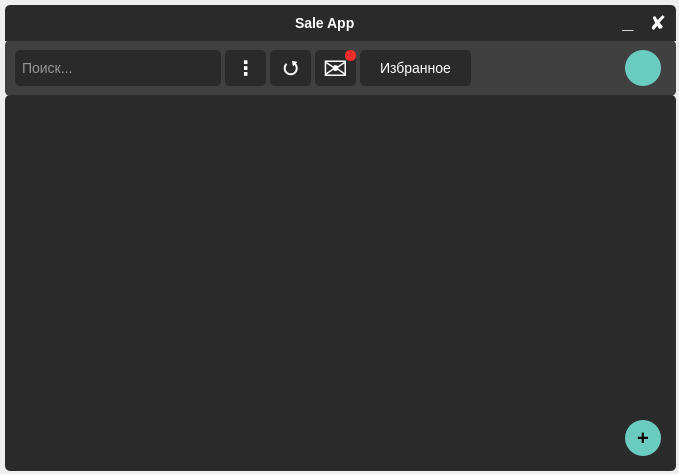
b0shka/selling_apps, file autorization_mainwindow/autorization_mainwindow.ui: the form before one commit.
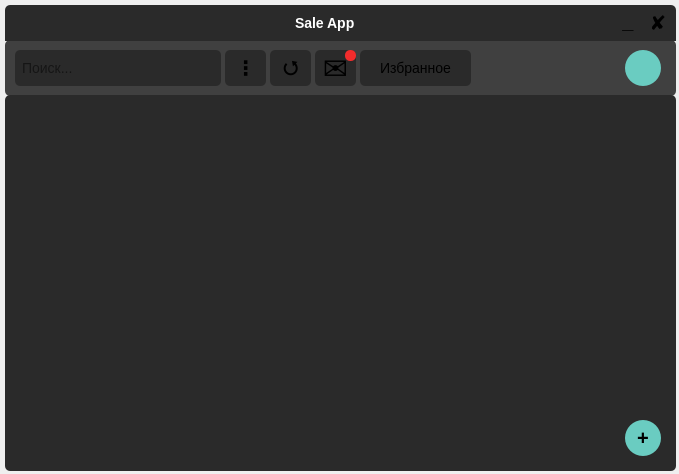
The form after the commit.

The edit to the form file:
```diff
--- a/autorization_mainwindow/autorization_mainwindow.ui
+++ b/autorization_mainwindow/autorization_mainwindow.ui
@@ -92,8 +92,6 @@
      </property>
      <property name="styleSheet">
       <string notr="true">padding:2px 5px;
-height: 28px;
-color: white;
 background-color: #2a2a2a;
 border-radius: 5px;
 border: none;
@@ -117,10 +115,7 @@
      </property>
      <property name="styleSheet">
       <string notr="true">QPushButton {
-	padding: 2px;
 	font-size: 14px;
-	height: 28px;
-	color: white;
 	background-color: #2a2a2a;
 	border-radius: 5px;
 }
@@ -211,10 +206,7 @@
      </property>
      <property name="styleSheet">
       <string notr="true">QPushButton {
-	padding: 2px;
 	font-size: 20px;
-	height: 28px;
-	color: white;
 	background-color: #2a2a2a;
 	border-radius: 5px;
 }
@@ -246,8 +238,6 @@
       <string notr="true">QPushButton {
 	padding-top: 2px;
 	font-size: 30px;
-	height: 28px;
-	color: white;
 	background-color: #2a2a2a;
 	border-radius: 5px;
 }
@@ -280,8 +270,6 @@
       <string notr="true">QPushButton {
 	padding-top: 4px;
 	font-size: 18px;
-	height: 28px;
-	color: white;
 	background-color: #2a2a2a;
 	border-radius: 5px;
 }
@@ -401,8 +389,6 @@
      <property name="styleSheet">
       <string notr="true">QPushButton {
 	font-size: 20px;
-	height: 28px;
-	color: white;
 	background-color: #2a2a2a;
 	border-radius: 5px;
 }
@@ -435,7 +421,6 @@
       <string notr="true">QPushButton {
 	padding-bottom: 4px;
 	font-size: 20px;
-	color: white;
 	background-color: #2a2a2a;
 	border-radius: 5px;
 }
```
Left out of the diff: 4 changed lines with no effect on the pictures.
